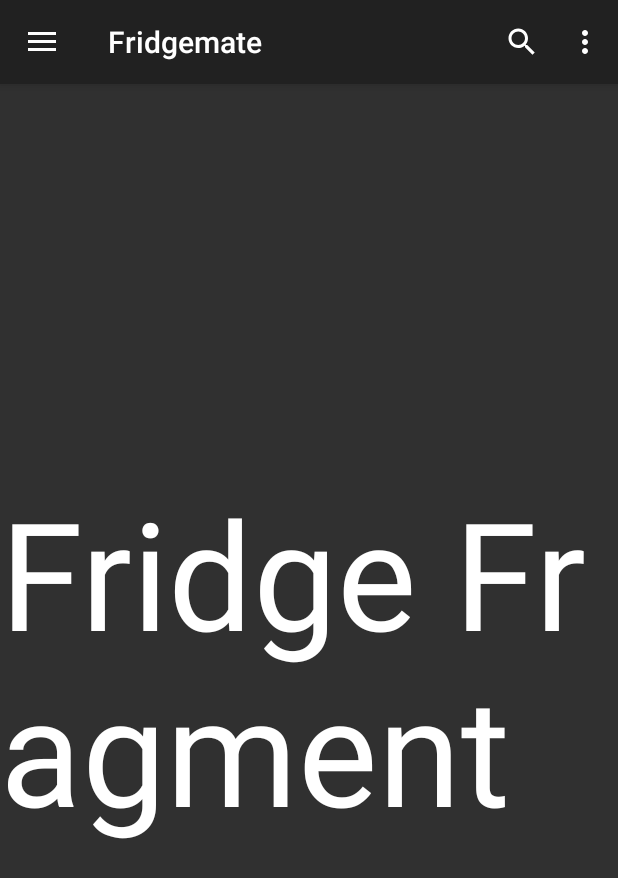
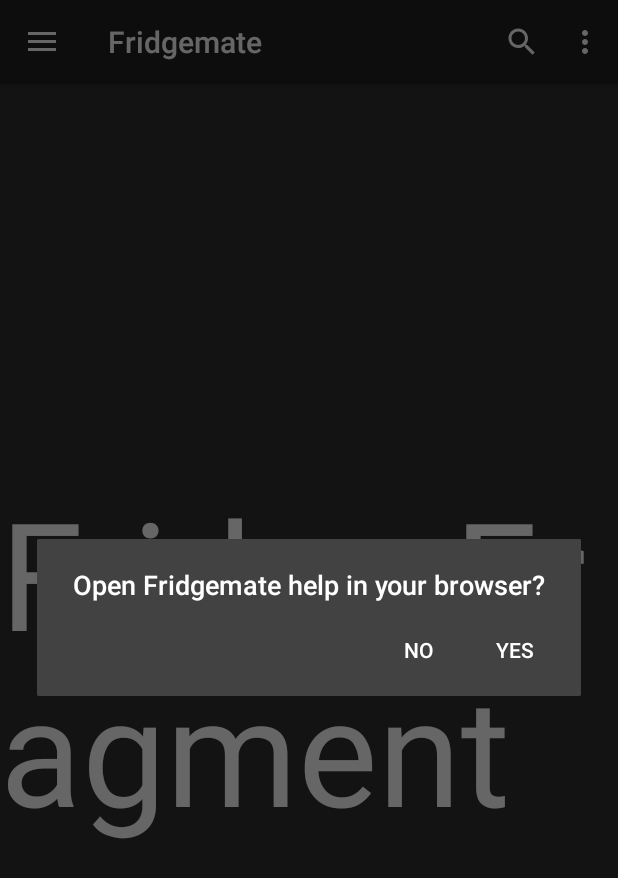
Before and after one commit to eyee19/Fridgemate, an Android app: the screen it shows after launch (MainActivity), in the options menu, after a tap on "Help", on a phone screen of 412 x 824 dp. Shown: the top 878 px of the screen. Run offline under Robolectric (Android 15) with nearby library versions, the phone set to English and light mode, and no system bars.

Commit message:
Style changes, help and about dialog boxes

```diff
--- a/app/src/main/java/com/example/eyee3/fridgemate/MainActivity.java
+++ b/app/src/main/java/com/example/eyee3/fridgemate/MainActivity.java
@@ -2,6 +2,7 @@ package com.example.eyee3.fridgemate;
 
 import android.content.DialogInterface;
 import android.content.Intent;
+import android.net.Uri;
 import android.os.Bundle;
 import android.support.design.widget.FloatingActionButton;
 import android.support.design.widget.Snackbar;
@@ -37,6 +38,7 @@ public class MainActivity extends AppCompatActivity
             }
         });*/
 
+        getSupportActionBar().setTitle("Fridgemate");
         DrawerLayout drawer = (DrawerLayout) findViewById(R.id.drawer_layout);
         NavigationView navigationView = (NavigationView) findViewById(R.id.nav_view);
         navigationView.setNavigationItemSelectedListener(this);
@@ -81,7 +83,8 @@ public class MainActivity extends AppCompatActivity
 
             alertDialogBuilder
                     .setTitle("About Fridgemate")
-                    .setMessage("test")
+                    .setMessage("Made by: Everett Yee \nVersion 1.0 \n\nFridgemate helps you eat healthier, waste less food, and save you money. " +
+                            "What's not to love about that? ")
                     .setCancelable(false)
                     .setPositiveButton("Okay",new DialogInterface.OnClickListener() {
                         public void onClick(DialogInterface dialog,int id) {
@@ -95,7 +98,27 @@ public class MainActivity extends AppCompatActivity
             Toast.makeText(MainActivity.this, "Searching", Toast.LENGTH_SHORT).show();
             return true;
         } else if (id == R.id.action_help) {
-            Toast.makeText(MainActivity.this, "Helping", Toast.LENGTH_SHORT).show();
+            AlertDialog.Builder alertDialogBuilder = new AlertDialog.Builder(
+                    MainActivity.this, R.style.AlertDialogCustom);
+
+            alertDialogBuilder
+                    .setTitle("Open Fridgemate help in your browser?")
+                    .setCancelable(false)
+                    .setPositiveButton("Yes",new DialogInterface.OnClickListener() {
+                        public void onClick(DialogInterface dialog,int id) {
+                            String url = "http://www.github.com/eyee19";
+                            Intent i = new Intent(Intent.ACTION_VIEW);
+                            i.setData(Uri.parse(url));
+                            startActivity(i);
+                        }
+                    })
+                    .setNegativeButton("No",new DialogInterface.OnClickListener() {
+                        public void onClick(DialogInterface dialog,int id) {
+                            dialog.cancel();
+                        }
+                    });
+            AlertDialog alertDialog = alertDialogBuilder.create();
+            alertDialog.show();
             return true;
         }
 
--- a/app/src/main/java/com/example/eyee3/fridgemate/ShoppingFragment.java
+++ b/app/src/main/java/com/example/eyee3/fridgemate/ShoppingFragment.java
@@ -28,6 +28,7 @@ public class ShoppingFragment extends Fragment {
 
     @Override
     public View onCreateView(LayoutInflater inflater, ViewGroup container, Bundle savedInstanceState) {
+        getActivity().setTitle("Shopping Lists");
         View view = inflater.inflate(R.layout.fragment_shopping, container, false);
 
         /*String[] listItems = {"Item 1", "Item 2", "Item 3"};
--- a/app/src/main/res/layout/app_bar_main.xml
+++ b/app/src/main/res/layout/app_bar_main.xml
@@ -16,7 +16,7 @@
             android:layout_width="match_parent"
             android:layout_height="?attr/actionBarSize"
             android:background="?attr/colorPrimary"
-            app:popupTheme="@style/AppTheme.PopupOverlay" />
+            app:popupTheme="@style/ThemeOverlay.MyTheme" />
 
     </android.support.design.widget.AppBarLayout>
 
--- a/app/src/main/res/layout/fragment_shopping.xml
+++ b/app/src/main/res/layout/fragment_shopping.xml
@@ -7,6 +7,7 @@
         android:id="@+id/shopping_listView"
         android:layout_width="match_parent"
         android:layout_height="wrap_content"
+        android:layout_alignParentTop="true"
         android:layout_above="@+id/linearBottom"
         android:layout_weight="1">
     </ListView>
@@ -25,6 +26,7 @@
             android:textColor="@color/white"
             android:layout_height="wrap_content"
             android:layout_weight="1"
+            android:textColorHint="@color/darkMode"
             android:hint="Item"/>
 
         <Button
--- a/app/src/main/res/values/styles.xml
+++ b/app/src/main/res/values/styles.xml
@@ -7,6 +7,7 @@
         <item name="colorPrimaryDark">@color/statusBar</item>
         <item name="colorAccent">@color/white</item>
         <item name="android:textColor">@color/white</item>
+        <item name="android:popupBackground">@color/cardsDialogs</item>
     </style>
 
     <style name="AppTheme.NoActionBar">
@@ -28,4 +29,9 @@
         <item name="android:background">@color/cardsDialogs</item>
     </style>
 
+    <style name="ThemeOverlay.MyTheme" parent="ThemeOverlay.AppCompat.Light">
+        <item name="android:colorBackground">@color/cardsDialogs</item>
+        <item name="android:textColor">@color/white</item>
+    </style>
+
 </resources>
```
